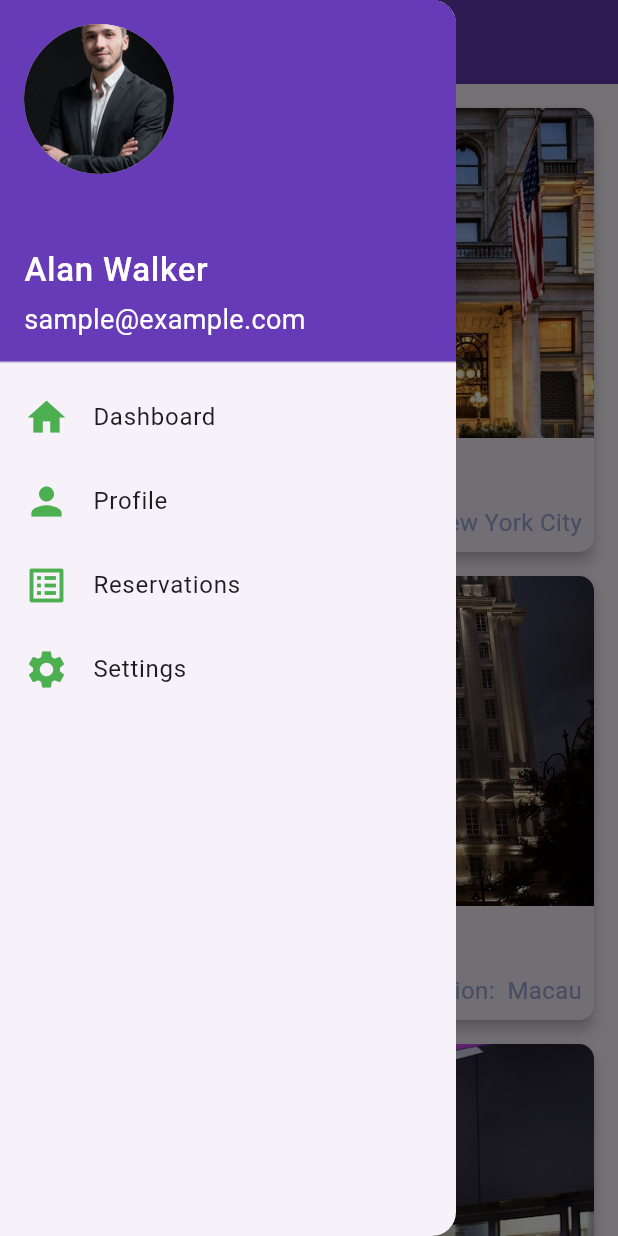
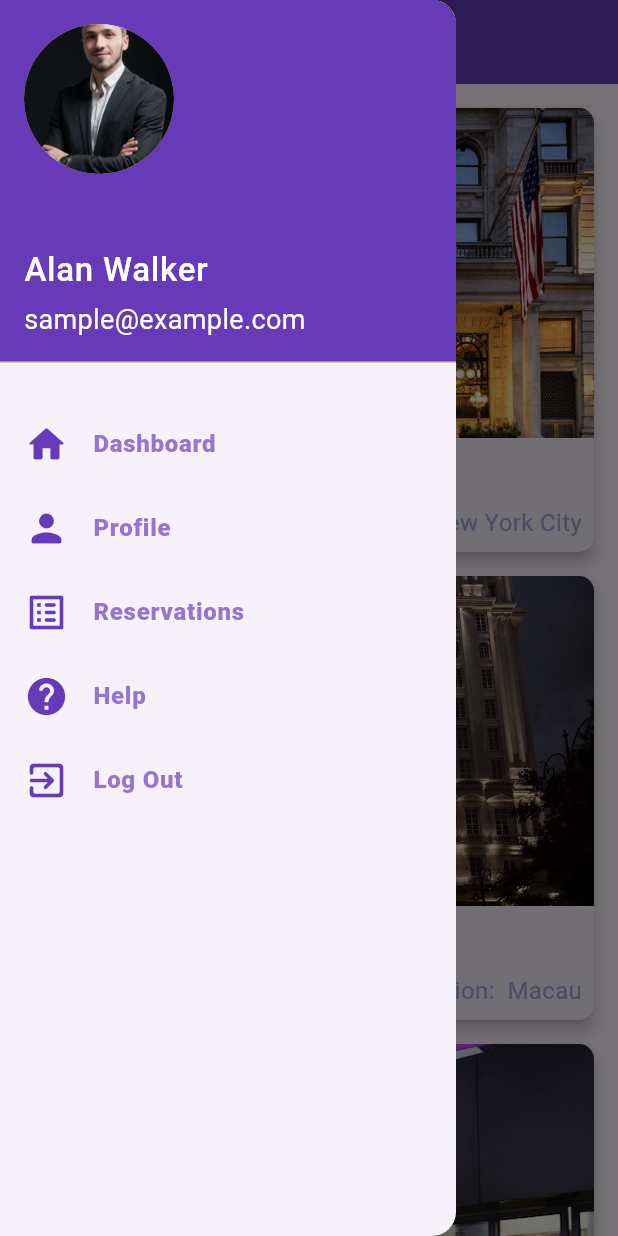
Before and after one commit to Zarik04/flutter_hotel_reservation_system, a Flutter app: the DashboardPage screen opened directly, with the side drawer open, on a phone screen of 412 x 824 dp. Run offline on Flutter 3.47's test engine with Material 3 defaults, Android fonts, the phone set to English and light mode, and no system bars.

Commit message:
Edited all files: - edited project files structure - named all files according to case styles - divided code files into screens and widget items - made code more reusable and readable

```diff
--- a/lib/drawer_menu.dart
+++ /dev/null
@@ -1,117 +0,0 @@
-import 'package:flutter/material.dart';
-import 'dashboard.dart';
-
-class DrawerMenu extends StatefulWidget {
-  const DrawerMenu({super.key});
-
-  @override
-  State<DrawerMenu> createState() => _DrawerMenuState();
-}
-
-class _DrawerMenuState extends State<DrawerMenu> {
-  @override
-  Widget build(BuildContext context) {
-    return Drawer(
-      child: ListView(
-        padding: EdgeInsets.zero,
-        children: [
-          const SizedBox(
-            height: 250,
-            child: UserAccountsDrawerHeader(
-              decoration: BoxDecoration(
-                color: Colors.deepPurple,
-              ),
-              accountName: Text(
-                'Alan Walker',
-                style: TextStyle(
-                  fontSize: 22,
-                  fontWeight: FontWeight.w500,
-                  color: Colors.white,
-                ),
-              ),
-              accountEmail: Text(
-                'sample@example.com',
-                style: TextStyle(
-                  fontSize: 18,
-                  color: Colors.white,
-                ),
-              ),
-              currentAccountPicture: CircleAvatar(
-                child: ClipOval(
-                  child: Image(
-                    image: AssetImage('img/ava.jpg'),
-                    width: 100,
-                    height: 100,
-                    fit: BoxFit.cover,
-                  ),
-                ),
-              ),
-              currentAccountPictureSize: Size(100.0, 100.0),
-            ),
-          ),
-          ListTile(
-            title: const Text(
-              'Dashboard',
-              style: TextStyle(
-                fontSize: 16.0,
-              ),
-            ),
-            leading: const Icon(
-              Icons.home,
-              color: Colors.green,
-              size: 30.0,
-            ),
-            onTap: () {
-              Navigator.push(
-                context,
-                MaterialPageRoute(builder: (context) => const DashboardPage()),
-              );
-            },
-          ),
-          ListTile(
-            title: const Text(
-              'Profile',
-              style: TextStyle(
-                fontSize: 16.0,
-              ),
-            ),
-            leading: const Icon(
-              Icons.person,
-              color: Colors.green,
-              size: 30.0,
-            ),
-            onTap: () {},
-          ),
-          ListTile(
-            title: const Text(
-              'Reservations',
-              style: TextStyle(
-                fontSize: 16.0,
-              ),
-            ),
-            leading: const Icon(
-              Icons.list_alt,
-              color: Colors.green,
-              size: 30.0,
-            ),
-            onTap: () {},
-          ),
-          ListTile(
-            title: const Text(
-              'Settings',
-              style: TextStyle(
-                fontSize: 16.0,
-              ),
-            ),
-            leading: const Icon(
-              Icons.settings,
-              color: Colors.green,
-              size: 30.0,
-            ),
-            onTap: () {},
-          ),
-        ],
-      ),
-    );
-  }
-}
--- a/lib/main.dart
+++ b/lib/main.dart
@@ -1,5 +1,5 @@
 import 'package:flutter/material.dart';
-import 'package:flutter_hotel_reservation_system/intro_page.dart';
+import 'package:flutter_hotel_reservation_system/screens/intro_page.dart';
 
 void main(){
   runApp(const HomeApp());
--- a/lib/dashboard.dart
+++ b/lib/screens/dashboard.dart
@@ -1,5 +1,5 @@
 import 'package:flutter/material.dart';
-import 'package:flutter_hotel_reservation_system/drawer_menu.dart';
+import 'package:flutter_hotel_reservation_system/widget_items/drawer_menu.dart';
 
 void main() {
   runApp(const HomeApp());
--- a/lib/intro_page.dart
+++ b/lib/screens/intro_page.dart
@@ -1,5 +1,5 @@
 import 'package:flutter/material.dart';
-import 'package:flutter_hotel_reservation_system/RegistrationPage.dart';
+import 'package:flutter_hotel_reservation_system/screens/registration_page.dart';
 
 class IntroPage extends StatefulWidget {
   const IntroPage({super.key});
--- a/lib/LoginPage.dart
+++ b/lib/screens/login_page.dart
@@ -1,6 +1,6 @@
 import 'package:flutter/material.dart';
-import 'package:flutter_hotel_reservation_system/RegistrationPage.dart';
-import 'package:flutter_hotel_reservation_system/dashboard.dart';
+import 'package:flutter_hotel_reservation_system/screens/registration_page.dart';
+import 'package:flutter_hotel_reservation_system/screens/dashboard.dart';
 
 class LoginPage extends StatefulWidget {
   const LoginPage({super.key});
--- a/lib/RegistrationPage.dart
+++ b/lib/screens/registration_page.dart
@@ -1,5 +1,5 @@
 import 'package:flutter/material.dart';
-import 'package:flutter_hotel_reservation_system/LoginPage.dart';
+import 'package:flutter_hotel_reservation_system/screens/login_page.dart';
 
 class RegisterPage extends StatefulWidget {
   const RegisterPage({Key? key}) : super(key: key);
--- /dev/null
+++ b/lib/widget_items/drawer_menu.dart
@@ -0,0 +1,90 @@
+import 'package:flutter/material.dart';
+import 'package:flutter_hotel_reservation_system/screens/login_page.dart';
+import 'package:flutter_hotel_reservation_system/widget_items/drawer_menu_items.dart';
+import '../screens/dashboard.dart';
+
+class DrawerMenu extends StatefulWidget {
+  const DrawerMenu({super.key});
+
+  @override
+  State<DrawerMenu> createState() => _DrawerMenuState();
+}
+
+class _DrawerMenuState extends State<DrawerMenu> {
+  @override
+  Widget build(BuildContext context) {
+    return Drawer(
+      child: ListView(
+        padding: EdgeInsets.zero,
+        children: const [
+          SizedBox(
+            height: 250,
+            child: UserAccountsDrawerHeader(
+              decoration: BoxDecoration(
+                color: Colors.deepPurple,
+              ),
+              accountName: Text(
+                'Alan Walker',
+                style: TextStyle(
+                  fontSize: 22,
+                  fontWeight: FontWeight.w500,
+                  color: Colors.white,
+                ),
+              ),
+              accountEmail: Text(
+                'sample@example.com',
+                style: TextStyle(
+                  fontSize: 18,
+                  color: Colors.white,
+                ),
+              ),
+              currentAccountPicture: CircleAvatar(
+                child: ClipOval(
+                  child: Image(
+                    image: AssetImage('img/ava.jpg'),
+                    width: 100,
+                    height: 100,
+                    fit: BoxFit.cover,
+                  ),
+                ),
+              ),
+              currentAccountPictureSize: Size(100.0, 100.0),
+            ),
+          ),
+          SizedBox(height: 18.0),
+
+          DrawerItem(
+              itemName: 'Dashboard',
+              iconName: Icons.home_rounded,
+              routeToPage: DashboardPage()
+          ),
+
+          DrawerItem(
+              itemName: 'Profile',
+              iconName: Icons.person_rounded,
+              routeToPage: DashboardPage(),
+          ),
+
+          DrawerItem(
+            itemName: 'Reservations',
+            iconName: Icons.list_alt_rounded,
+            routeToPage: DashboardPage(),
+          ),
+
+          DrawerItem(
+            itemName: 'Help',
+            iconName: Icons.help_rounded,
+            routeToPage: DashboardPage(),
+          ),
+
+          DrawerItem(
+            itemName: 'Log Out',
+            iconName: Icons.exit_to_app_rounded,
+            routeToPage: LoginPage(),
+          ),
+
+        ],
+      ),
+    );
+  }
+}
--- /dev/null
+++ b/lib/widget_items/drawer_menu_items.dart
@@ -0,0 +1,39 @@
+import 'package:flutter/material.dart';
+
+class DrawerItem extends StatelessWidget {
+  final String? itemName;
+  final IconData? iconName;
+  final Widget routeToPage;
+
+  const DrawerItem({
+    super.key,
+    required this.itemName,
+    required this.iconName,
+    required this.routeToPage,
+  });
+
+  @override
+  Widget build(BuildContext context) {
+    return ListTile(
+      title: Text(
+        itemName!,
+        style: TextStyle(
+          color: Colors.deepPurple.shade300,
+          fontWeight: FontWeight.w800,
+          fontSize: 16.0,
+        ),
+      ),
+      leading: Icon(
+        iconName!,
+        color: Colors.deepPurple,
+        size: 30.0,
+      ),
+      onTap: () {
+        Navigator.push(
+          context,
+          MaterialPageRoute(builder: (context) => routeToPage),
+        );
+      },
+    );
+  }
+}
```
